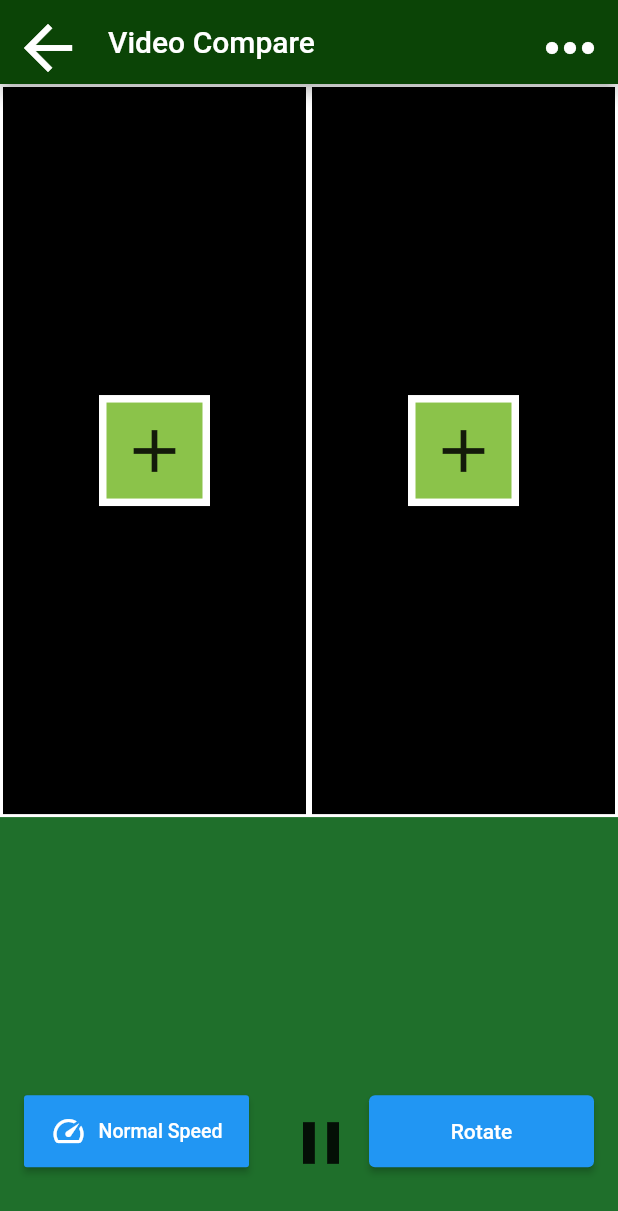
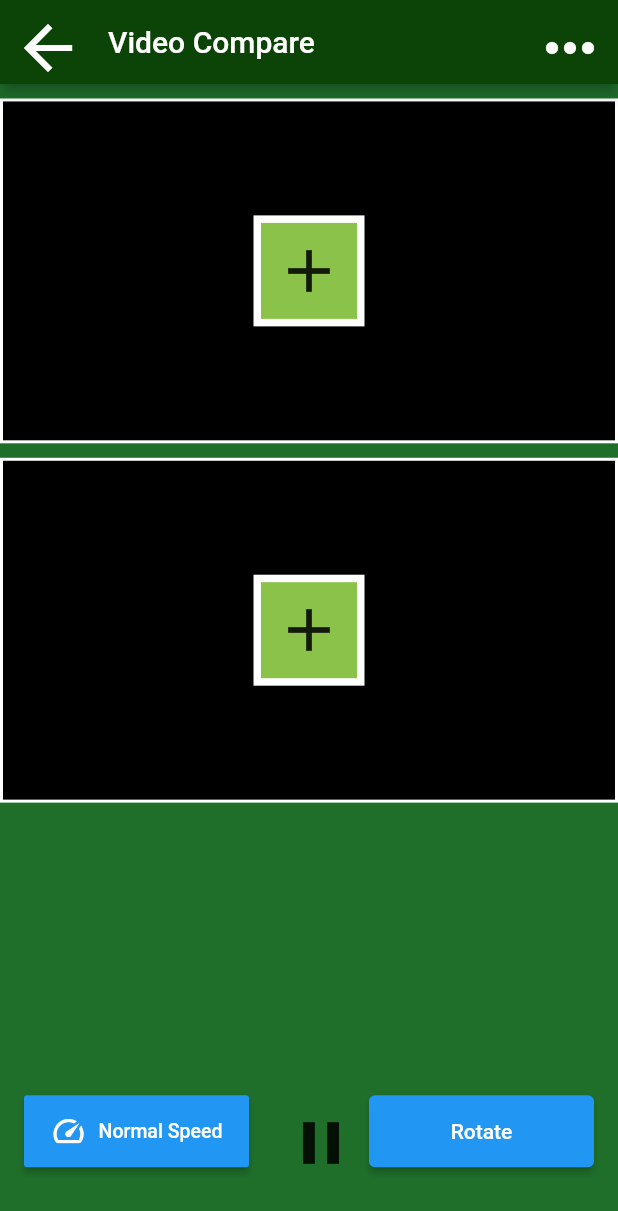
Before and after one commit to SponsoredByPuma/Video-Compare, a Flutter app: the screen it shows after launch, item 2 of the bottom bar chosen, after a tap on "Rotate", on a phone screen of 412 x 824 dp. Shown: the top 1211 px of the screen. Run offline on Flutter 3.47's test engine with Material 2 defaults, Android fonts, the phone set to English and light mode, and no system bars; our stand-ins replace file_picker, video_player.

Commit message:
Rotating button now sort of works

```diff
--- a/myapp/lib/main.dart
+++ b/myapp/lib/main.dart
@@ -14,10 +14,9 @@ void main() {
   runApp(const MyHomePage());
 }
 
+// horizontal vertikal
 class MyHomePage extends StatefulWidget {
-  const MyHomePage({
-    Key? key,
-  }) : super(key: key);
+  const MyHomePage({Key? key}) : super(key: key);
 
   @override
   State<MyHomePage> createState() => _MyHomePageState();
@@ -26,6 +25,7 @@ class MyHomePage extends StatefulWidget {
 class _MyHomePageState extends State<MyHomePage> {
   VideoPlayerController? _firstVideoController;
   VideoPlayerController? _secondVideoController;
+  bool vertical = true;
 
   @override
   void dispose() {
@@ -70,10 +70,13 @@ class _MyHomePageState extends State<MyHomePage> {
                   children: [
                     Expanded(
                         flex: 7,
-                      child: Row(
-                        mainAxisAlignment: MainAxisAlignment.spaceEvenly,
+                        child: vertical
+                            ? Row(
+                                mainAxisAlignment:
+                                    MainAxisAlignment.spaceEvenly,
                                 children: [
                                   BorderedContainer(
+                                    vertical: vertical,
                                     child: VideoChooserButton(
                                       onVideoSelected: (controller) {
                                         setState(() {
@@ -83,6 +86,7 @@ class _MyHomePageState extends State<MyHomePage> {
                                     ),
                                   ),
                                   BorderedContainer(
+                                    vertical: vertical,
                                     child: VideoChooserButton(
                                       onVideoSelected: (controller) {
                                         setState(() {
@@ -92,8 +96,33 @@ class _MyHomePageState extends State<MyHomePage> {
                                     ),
                                   ),
                                 ],
+                              )
+                            : Column(
+                                mainAxisAlignment:
+                                    MainAxisAlignment.spaceEvenly,
+                                children: [
+                                  BorderedContainer(
+                                    vertical: vertical,
+                                    child: VideoChooserButton(
+                                      onVideoSelected: (controller) {
+                                        setState(() {
+                                          _firstVideoController = controller;
+                                        });
+                                      },
                                     ),
                                   ),
+                                  BorderedContainer(
+                                    vertical: vertical,
+                                    child: VideoChooserButton(
+                                      onVideoSelected: (controller) {
+                                        setState(() {
+                                          _secondVideoController = controller;
+                                        });
+                                      },
+                                    ),
+                                  ),
+                                ],
+                              )),
                     const Expanded(
                         // the const can be removed later on
                         flex: 2,
@@ -115,7 +144,11 @@ class _MyHomePageState extends State<MyHomePage> {
                             firstVideoController: _firstVideoController,
                             secondVideoController: _secondVideoController,
                           ),
-                          const RotateButton(),
+                          RotateButton(buttonPressed: () {
+                            setState(() {
+                              vertical = !vertical;
+                            });
+                          }),
                         ],
                       ),
                     )
--- a/myapp/lib/widgets/BorderedContainer.dart
+++ b/myapp/lib/widgets/BorderedContainer.dart
@@ -2,12 +2,16 @@ import 'package:flutter/material.dart';
 
 class BorderedContainer extends StatelessWidget {
   final Widget child;
+  final bool vertical;
 
-  const BorderedContainer({Key? key, required this.child}) : super(key: key);
+  const BorderedContainer(
+      {Key? key, required this.child, required this.vertical})
+      : super(key: key);
 
   @override
   Widget build(BuildContext context) {
-    return Container(
+    return vertical
+        ? Container(
             height: 700,
             decoration: const BoxDecoration(
               color: Colors.black,
@@ -34,6 +38,35 @@ class BorderedContainer extends StatelessWidget {
             child: Stack(
               children: [Align(alignment: Alignment.center, child: child)],
             ),
+          )
+        : Container(
+            width: 500,
+            height: MediaQuery.of(context).size.height * 0.279,
+            decoration: const BoxDecoration(
+              color: Colors.black,
+              border: Border(
+                left: BorderSide(
+                  color: Colors.white,
+                  width: 2,
+                ),
+                right: BorderSide(
+                  color: Colors.white,
+                  width: 2,
+                ),
+                bottom: BorderSide(
+                  color: Colors.white,
+                  width: 2,
+                ),
+                top: BorderSide(
+                  color: Colors.white,
+                  width: 2,
+                ),
+              ),
+            ),
+            //
+            child: Stack(
+              children: [Align(alignment: Alignment.center, child: child)],
+            ),
           );
   }
 }
--- a/myapp/lib/widgets/RotateButton.dart
+++ b/myapp/lib/widgets/RotateButton.dart
@@ -1,26 +1,25 @@
 import 'package:flutter/material.dart';
+import 'package:myapp/main.dart';
 
 class RotateButton extends StatefulWidget {
-  const RotateButton({Key? key}) : super(key: key);
+  final VoidCallback buttonPressed;
+  const RotateButton({
+    Key? key,
+    required this.buttonPressed,
+  }) : super(key: key);
 
   @override
   State<StatefulWidget> createState() => _RotateButtonState();
 }
 
 class _RotateButtonState extends State<RotateButton> {
-  bool horizontal = false;
-
   @override
   Widget build(BuildContext context) {
     return SizedBox(
       width: 150,
       height: 48,
       child: ElevatedButton(
-        onPressed: () {
-          setState(() {
-            horizontal = !horizontal;
-          });
-        },
+        onPressed: widget.buttonPressed,
         child: const Text("Rotate"),
       ),
     );
```
Lines whose indentation alone changed are shown as unchanged.
